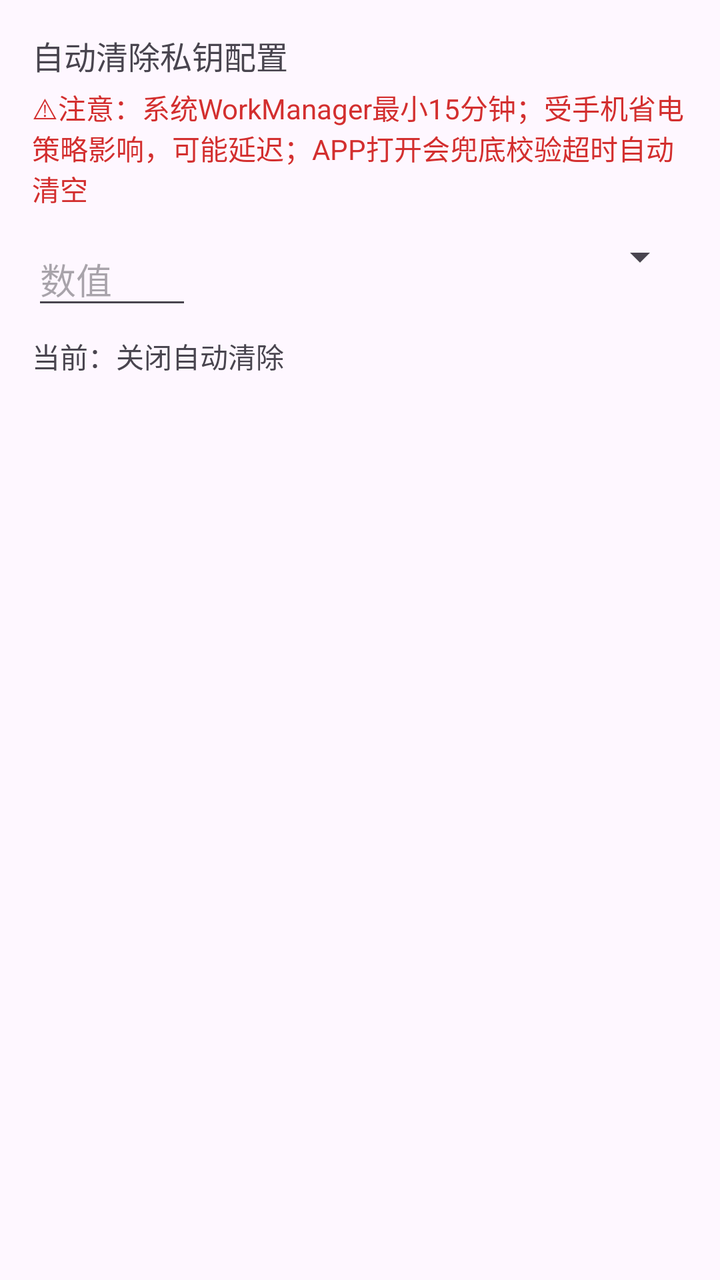
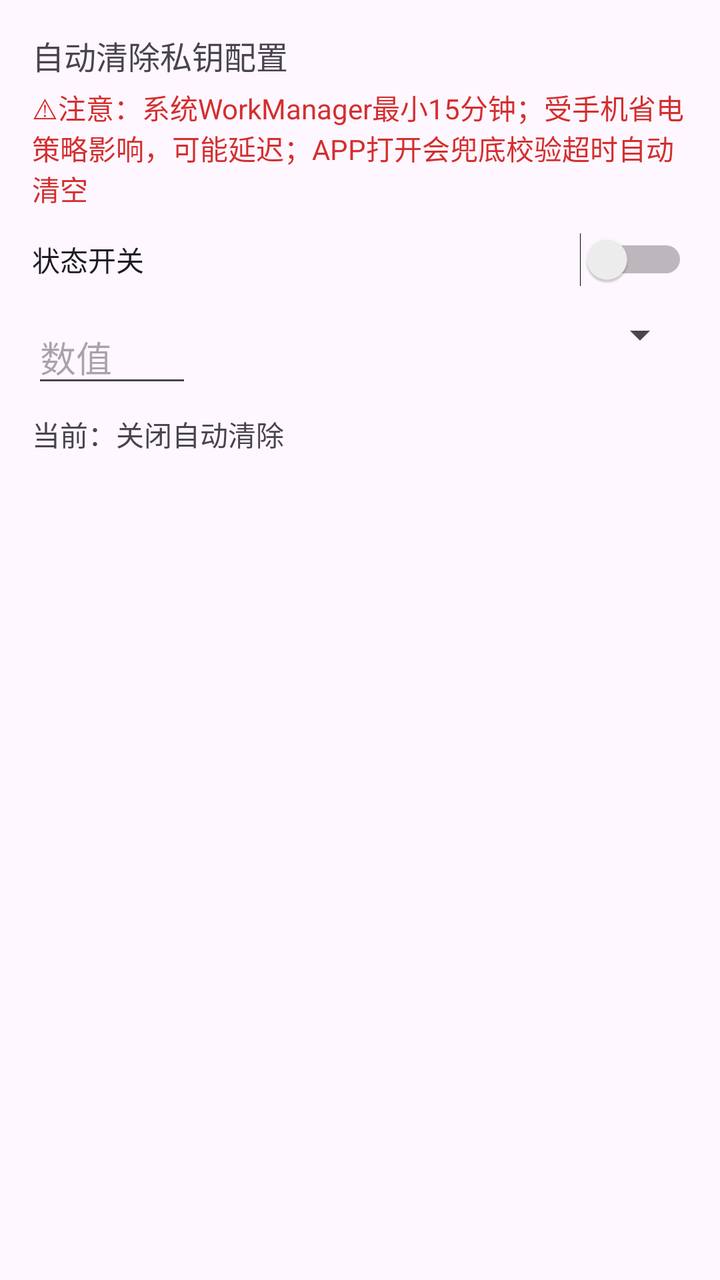

Compare the two renders of this Android layout. The source of the first and the diff that turns it into the second are given below.
<!-- AndroidManifest.xml: application theme Theme.WlClient -->
<!-- res/layout/dialog_sys_auto_clear.xml -->
<?xml version="1.0" encoding="utf-8"?>
<LinearLayout xmlns:android="http://schemas.android.com/apk/res/android"
    android:layout_width="match_parent"
    android:layout_height="wrap_content"
    android:orientation="vertical"
    android:padding="16dp">

    <TextView
        android:layout_width="match_parent"
        android:layout_height="wrap_content"
        android:text="自动清除私钥配置"
        android:textSize="16sp"/>

    <TextView
        android:layout_width="match_parent"
        android:layout_height="wrap_content"
        android:text="⚠注意：系统WorkManager最小15分钟；受手机省电策略影响，可能延迟；APP打开会兜底校验超时自动清空"
        android:textColor="#D32F2F"
        android:layout_marginTop="4dp"/>

    <LinearLayout
        android:layout_width="match_parent"
        android:layout_height="wrap_content"
        android:orientation="horizontal"
        android:layout_marginTop="12dp">
        <EditText
            android:id="@+id/et_auto_clear_val"
            android:layout_width="80dp"
            android:layout_height="wrap_content"
            android:hint="数值"
            android:inputType="number"/>
        <Spinner
            android:id="@+id/sp_time_unit"
            android:layout_width="0dp"
            android:layout_height="wrap_content"
            android:layout_weight="1"
            android:layout_marginStart="8dp"/>
    </LinearLayout>

    <TextView
        android:id="@+id/tv_auto_clear_status"
        android:layout_width="match_parent"
        android:layout_height="wrap_content"
        android:text="当前：关闭自动清除"
        android:layout_marginTop="8dp"/>

</LinearLayout>
<!-- resources referenced by this layout -->
<resources>
  <style name="Theme.WlClient" parent="Base.Theme.WlClient" />
  <style name="Base.Theme.WlClient" parent="Theme.Material3.DayNight.NoActionBar">
          
          
      </style>
</resources>

<!-- the commit's change to res/layout/dialog_sys_auto_clear.xml (unified diff, before → after) -->
@@ -9,32 +9,42 @@
         android:layout_width="match_parent"
         android:layout_height="wrap_content"
         android:text="自动清除私钥配置"
-        android:textSize="16sp"/>
+        android:textSize="16sp" />
 
     <TextView
         android:layout_width="match_parent"
         android:layout_height="wrap_content"
         android:text="⚠注意：系统WorkManager最小15分钟；受手机省电策略影响，可能延迟；APP打开会兜底校验超时自动清空"
         android:textColor="#D32F2F"
-        android:layout_marginTop="4dp"/>
+        android:layout_marginTop="4dp" />
+
+    
+    <Switch
+        android:id="@+id/sw_auto_enable"
+        android:layout_width="match_parent"
+        android:layout_height="wrap_content"
+        android:text="状态开关"
+        android:layout_marginTop="12dp"/>
 
     <LinearLayout
         android:layout_width="match_parent"
         android:layout_height="wrap_content"
         android:orientation="horizontal"
         android:layout_marginTop="12dp">
+
         <EditText
             android:id="@+id/et_auto_clear_val"
             android:layout_width="80dp"
             android:layout_height="wrap_content"
             android:hint="数值"
-            android:inputType="number"/>
+            android:inputType="number" />
+
         <Spinner
             android:id="@+id/sp_time_unit"
             android:layout_width="0dp"
             android:layout_height="wrap_content"
             android:layout_weight="1"
-            android:layout_marginStart="8dp"/>
+            android:layout_marginStart="8dp" />
     </LinearLayout>
 
     <TextView
@@ -42,6 +52,6 @@
         android:layout_width="match_parent"
         android:layout_height="wrap_content"
         android:text="当前：关闭自动清除"
-        android:layout_marginTop="8dp"/>
+        android:layout_marginTop="8dp" />
 
 </LinearLayout>
